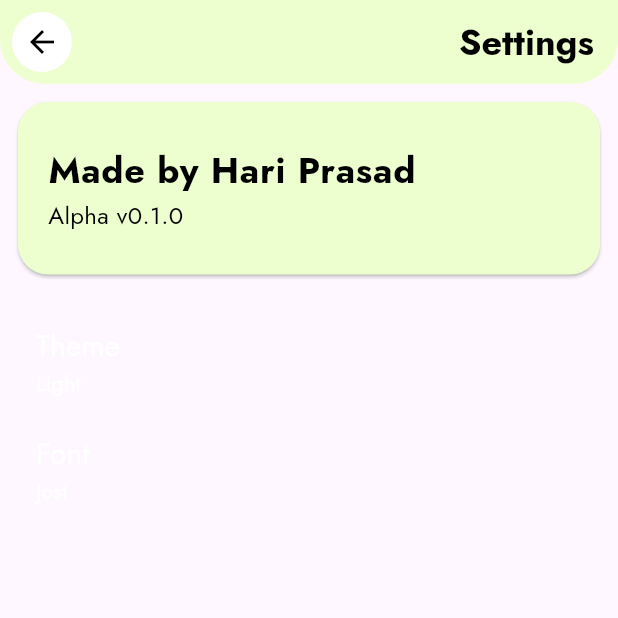
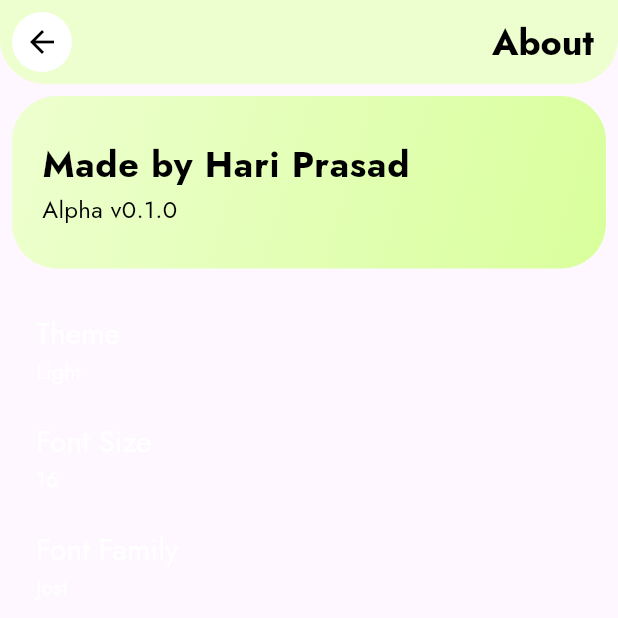
Before and after one commit to itcodehery/notes_app, a Flutter app: the MyHomePage screen opened by its route, after a tap on the "settings" icon, on a phone screen of 412 x 824 dp, the top half of it. Run offline on Flutter 3.47's test engine with Material 3 defaults, Android fonts, the light colour scheme and no system bars; our stand-ins replace flutter_dotenv, supabase_flutter; accounts and stored records are empty.

Commit message:
minor changes

```diff
--- a/lib/components/note_appbar.dart
+++ b/lib/components/note_appbar.dart
@@ -44,7 +44,7 @@ class _NoteTopBarState extends State<NoteTopBar> {
           ),
         ),
         elevation: const MaterialStatePropertyAll(0),
-        minimumSize: const MaterialStatePropertyAll(Size(60, 60)));
+        minimumSize: const MaterialStatePropertyAll(Size(50, 50)));
     return Container(
       decoration: const BoxDecoration(
         gradient: LinearGradient(colors: [
@@ -81,6 +81,7 @@ class _NoteTopBarState extends State<NoteTopBar> {
                     style: iconButtonStyle,
                     child: const Icon(
                       Icons.refresh,
+                      size: 20,
                       color: Colors.black,
                     )),
                 const Spacer(),
@@ -95,6 +96,7 @@ class _NoteTopBarState extends State<NoteTopBar> {
                     style: iconButtonStyle,
                     child: const Icon(
                       Icons.delete_outline,
+                      size: 20,
                       color: Colors.black,
                     )),
                 const SizedBox(width: 5),
@@ -109,17 +111,19 @@ class _NoteTopBarState extends State<NoteTopBar> {
                     style: iconButtonStyle,
                     child: const Icon(
                       Icons.settings_outlined,
+                      size: 20,
                       color: Colors.black,
                     )),
               ],
             ),
-            const SizedBox(height: 10),
+            const SizedBox(height: 16),
             const Text('Hello, Hari!',
                 style: TextStyle(
                     fontSize: 32,
                     fontWeight: FontWeight.w900,
                     fontFamily: 'Jost')),
-            Consumer<NoteProvider>(
+            StatefulBuilder(
+              builder: (context, setState) => Consumer<NoteProvider>(
                   // Access provider to call refresh() on add/delete
                   builder: (context, provider, child) =>
                       StreamBuilder<List<Map<String, dynamic>>>(
@@ -138,6 +142,7 @@ class _NoteTopBarState extends State<NoteTopBar> {
                           }
                         },
                       )),
+            ),
             const SizedBox(height: 20),
             Row(
               mainAxisAlignment: MainAxisAlignment.center,
--- a/lib/pages/settings.dart
+++ b/lib/pages/settings.dart
@@ -9,9 +9,16 @@ class SettingsPage extends StatefulWidget {
 }
 
 class _SettingsPageState extends State<SettingsPage> {
+  // to create something similar to a Javascript Object
+  //no
   Map<String, dynamic> settings = {
     'Theme': 'Light',
-    'Font': 'Jost',
+    'Font Size': 16,
+    'Font Family': 'Jost',
+    'App Name': 'Bro Notes',
+    'App Developer': 'Hari Prasad',
+    'App Framework': 'Flutter',
+    'App Version': 'Alpha v0.1.0',
   };
 
   @override
@@ -21,7 +28,7 @@ class _SettingsPageState extends State<SettingsPage> {
         title: const Row(
           children: [
             Spacer(),
-            Text('Settings',
+            Text('About',
                 style: TextStyle(
                     color: Colors.black,
                     fontFamily: 'Jost',
@@ -48,11 +55,13 @@ class _SettingsPageState extends State<SettingsPage> {
           padding: const EdgeInsets.all(8.0),
           child: Column(
             children: [
-              Card(
-                color: const Color.fromARGB(255, 237, 255, 207),
-                shape: RoundedRectangleBorder(
-                  borderRadius: BorderRadius.circular(20),
-                ),
+              Container(
+                decoration: BoxDecoration(
+                    gradient: const LinearGradient(colors: [
+                      Color.fromARGB(255, 237, 255, 207),
+                      Color.fromARGB(255, 217, 255, 156),
+                    ], begin: Alignment.topLeft, end: Alignment.bottomRight),
+                    borderRadius: BorderRadius.circular(30)),
                 child: const ListTile(
                   contentPadding: EdgeInsets.all(20),
                   title: Text(
--- a/pubspec.yaml
+++ b/pubspec.yaml
@@ -40,6 +40,7 @@ dependencies:
   flutter_staggered_grid_view:
   google_fonts: ^6.2.0
   flutter_dotenv: ^5.1.0
+  flutter_launcher_icons: ^0.13.1
 
 dev_dependencies:
   flutter_test:
@@ -97,6 +98,10 @@ flutter:
       fonts:
         - asset: assets/fonts/Jost-VariableFont_wght.ttf
 
+flutter_icons:
+    android: true
+    ios: true
+    image_path: "assets/images/icon.png"
   #
   # For details regarding fonts from package dependencies,
   # see https://flutter.dev/custom-fonts/#from-packages
```
Also changed, not shown: lib/main.dart (+2 -21 lines), assets/images/icon.png (added), pubspec.lock. Lines whose indentation alone changed are shown as unchanged.
